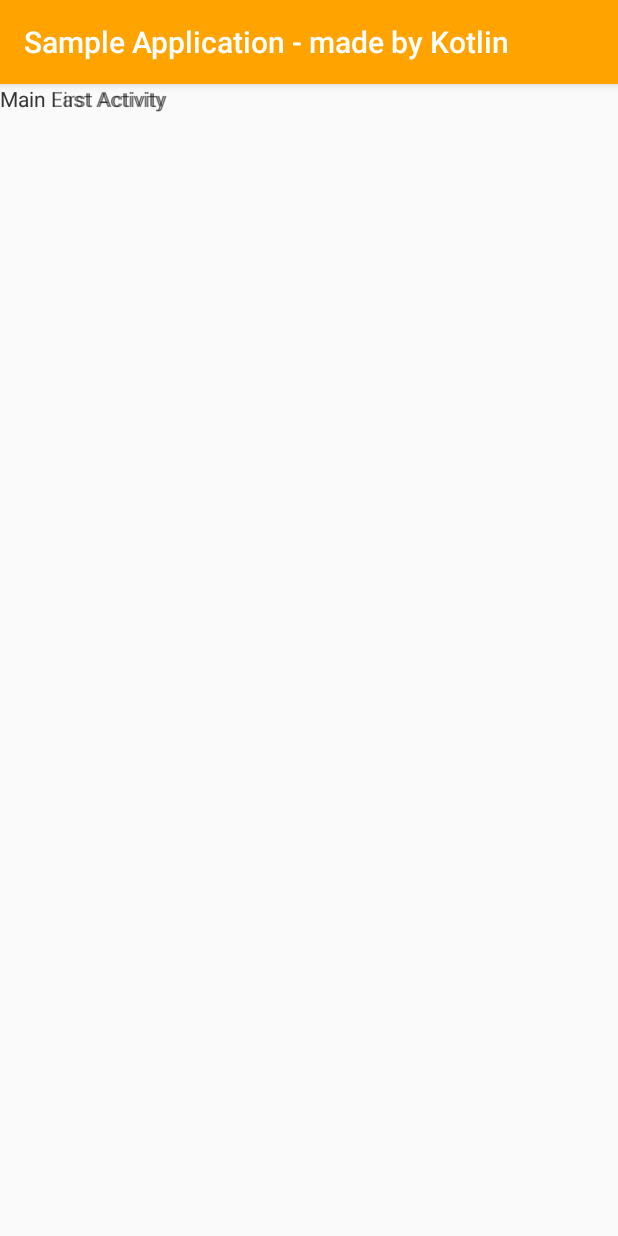
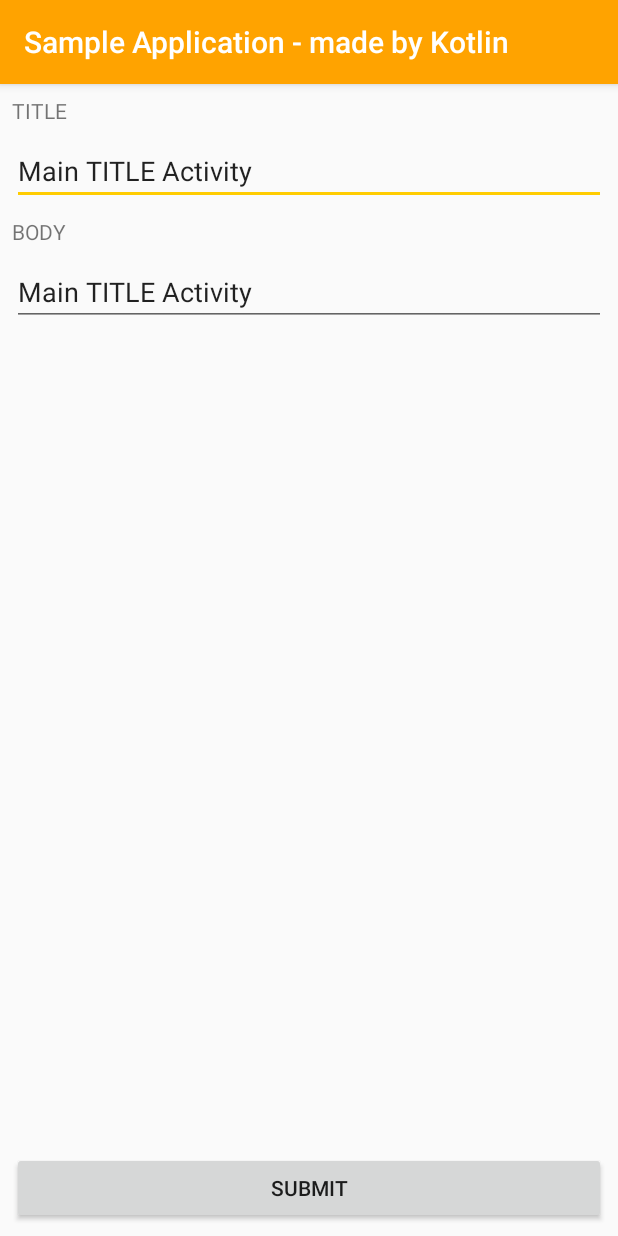
Before and after one commit to TakahiroTsuchiya/KotlinSample, an Android app: the screen it shows after launch (DetailActivity), on a phone screen of 412 x 824 dp. Run offline under Robolectric (Android 15) with nearby library versions, the phone set to English and light mode, and no system bars; our stand-ins replace data binding; libraries missing offline, so code that uses them is left out: ; 1 statement that could not run was skipped.

Commit message:
✨  :sparkles: add DataBinding sample
2Way Binding

```diff
--- a/app/src/main/java/com/sample/sampleapplication_madebykotlin/activity/DetailActivity.kt
+++ b/app/src/main/java/com/sample/sampleapplication_madebykotlin/activity/DetailActivity.kt
@@ -6,7 +6,7 @@ import android.support.v7.app.AppCompatActivity
 import android.util.Log
 import com.sample.sampleapplication_madebykotlin.R
 import com.sample.sampleapplication_madebykotlin.databinding.ActivityDetailBinding
-import com.sample.sampleapplication_madebykotlin.model.User
+import com.sample.sampleapplication_madebykotlin.model.InputDetail
 
 class DetailActivity: AppCompatActivity() {
 
@@ -16,17 +16,17 @@ class DetailActivity: AppCompatActivity() {
         super.onCreate(savedInstanceState)
         setContentView(R.layout.activity_detail)
 
-        var firstName = "dummy first name"
-        var lastName = "dummy lastName name"
+        var title = "dummy first name"
+        var body = "dummy body name"
         if (intent != null) {
-            Log.d(TAG, "intent > firstName : " + intent.extras.getString("firstName"))
-            Log.d(TAG, "intent > lastName : " + intent.extras.getString("lastName"))
-            firstName = intent.extras.getString("firstName")
-            lastName = intent.extras.getString("lastName")
+            Log.d(TAG, "intent > title : " + intent.extras.getString("title"))
+            Log.d(TAG, "intent > body : " + intent.extras.getString("body"))
+            title = intent.extras.getString("title")
+            body = intent.extras.getString("body")
         }
-        val user = User(firstName, lastName)
+        val detail = InputDetail(title, body)
         // set DataBinding
         val binding = DataBindingUtil.setContentView<ActivityDetailBinding>(this, R.layout.activity_detail)
-        binding.user = user
+        binding.detail = detail
     }
 }
--- a/app/src/main/java/com/sample/sampleapplication_madebykotlin/activity/MainActivity.kt
+++ b/app/src/main/java/com/sample/sampleapplication_madebykotlin/activity/MainActivity.kt
@@ -18,8 +18,8 @@ class MainActivity : AppCompatActivity() {
         super.onCreate(savedInstanceState)
 
         val newIntent = Intent(this, DetailActivity::class.java)
-        newIntent.putExtra("firstName", "Main First Activity")
-        newIntent.putExtra("lastName", "Main Last Activity")
+        newIntent.putExtra("title", "Main TITLE Activity")
+        newIntent.putExtra("body", "Main BODY Activity")
         startActivity(newIntent)
 
         // TODO: [check] Google Play 開発者サービスのチェック
--- /dev/null
+++ b/app/src/main/java/com/sample/sampleapplication_madebykotlin/model/InputDetail.kt
@@ -0,0 +1,39 @@
+package com.sample.sampleapplication_madebykotlin.model
+
+import android.databinding.BaseObservable
+import android.databinding.Bindable
+import android.text.TextUtils
+import android.util.Log
+import com.android.databinding.library.baseAdapters.BR
+
+class InputDetail(title: String, body: String): BaseObservable() {
+
+    @Bindable
+    var title = title
+        set(value) {
+            field = value
+            Log.d("InputDetail", " title changed")
+            notifyPropertyChanged(BR.submitConditon)
+        }
+
+    @Bindable
+    var body = title
+        set(value) {
+            field = value
+            Log.d("InputDetail", " body changed")
+            notifyPropertyChanged(BR.submitConditon)
+        }
+
+    @get:Bindable
+    var isSubmitConditon:Boolean = false
+//        set(value) {
+//            val isCondition = (!TextUtils.isEmpty(title) && !TextUtils.isEmpty(body))
+//            Log.d("InputDetail", "CONDITION : $isCondition")
+//            field = isCondition
+//        }
+        get() {
+            val isCondition = (!TextUtils.isEmpty(title) && !TextUtils.isEmpty(body))
+            Log.d("InputDetail", "CONDITION : $isCondition")
+            return isCondition
+        }
+}
--- a/app/src/main/java/com/sample/sampleapplication_madebykotlin/model/User.kt
+++ /dev/null
@@ -1,3 +0,0 @@
-package com.sample.sampleapplication_madebykotlin.model
-
-class User(val firstName: String, val lastName: String)
--- a/app/src/main/res/layout/activity_detail.xml
+++ b/app/src/main/res/layout/activity_detail.xml
@@ -1,16 +1,79 @@
 <?xml version="1.0" encoding="utf-8"?>
-<layout xmlns:android="http://schemas.android.com/apk/res/android">
+<layout xmlns:app="http://schemas.android.com/apk/res-auto"
+    xmlns:tools="http://schemas.android.com/tools"
+    xmlns:android="http://schemas.android.com/apk/res/android">
     <data>
-        <variable name="user" type="com.sample.sampleapplication_madebykotlin.model.User" />
+        <import type="android.view.View" />
+        <variable name="detail" type="com.sample.sampleapplication_madebykotlin.model.InputDetail" />
     </data>
     <android.support.constraint.ConstraintLayout android:layout_width="match_parent" android:layout_height="match_parent">
+
         <TextView
-            android:layout_width="wrap_content"
+            android:id="@+id/detail_title_text"
+            android:layout_width="match_parent"
             android:layout_height="wrap_content"
-            android:text="@{user.firstName}"/>
+            android:layout_marginEnd="8dp"
+            android:layout_marginStart="8dp"
+            android:layout_marginTop="8dp"
+            android:text="@string/ui_detail_title_text"
+            app:layout_constraintTop_toTopOf="parent" />
+
+        <EditText
+            android:id="@+id/detail_title_edit"
+            android:layout_width="match_parent"
+            android:layout_height="wrap_content"
+            android:layout_marginEnd="8dp"
+            android:layout_marginStart="8dp"
+            android:layout_marginTop="8dp"
+            android:hint="@string/ui_detail_title_hint"
+            android:inputType="text"
+            android:text="@={detail.title}"
+            app:layout_constraintEnd_toEndOf="parent"
+            app:layout_constraintStart_toStartOf="parent"
+            app:layout_constraintTop_toBottomOf="@id/detail_title_text" />
+
         <TextView
-            android:layout_width="wrap_content"
+            android:id="@+id/detail_body_text"
+            android:layout_width="match_parent"
             android:layout_height="wrap_content"
-            android:text="@{user.lastName}"/>
+            android:layout_marginEnd="8dp"
+            android:layout_marginStart="8dp"
+            android:layout_marginTop="8dp"
+            android:text="@string/ui_detail_body_text"
+            app:layout_constraintEnd_toEndOf="parent"
+            app:layout_constraintStart_toStartOf="parent"
+            app:layout_constraintTop_toBottomOf="@+id/detail_title_edit" />
+
+        <EditText
+            android:id="@+id/detail_body_edit"
+            android:layout_width="match_parent"
+            android:layout_height="wrap_content"
+            android:layout_marginEnd="8dp"
+            android:layout_marginLeft="8dp"
+            android:layout_marginRight="8dp"
+            android:layout_marginStart="8dp"
+            android:layout_marginTop="8dp"
+            android:hint="@string/ui_detail_body_hint"
+            android:inputType="textShortMessage"
+            android:text="@={detail.body}"
+            app:layout_constraintEnd_toEndOf="parent"
+            app:layout_constraintStart_toStartOf="parent"
+            app:layout_constraintTop_toBottomOf="@+id/detail_body_text" />
+
+        <Button
+            android:id="@+id/detail_submit_button"
+            android:layout_width="0dp"
+            android:layout_height="wrap_content"
+            android:layout_marginBottom="8dp"
+            android:layout_marginEnd="8dp"
+            android:layout_marginLeft="8dp"
+            android:layout_marginRight="8dp"
+            android:layout_marginStart="8dp"
+            android:text="@string/ui_detail_button_submit"
+            android:enabled="@{detail.submitConditon}"
+            app:layout_constraintBottom_toBottomOf="parent"
+            app:layout_constraintEnd_toEndOf="parent"
+            app:layout_constraintStart_toStartOf="parent" />
+
     </android.support.constraint.ConstraintLayout>
 </layout>
--- a/app/src/main/res/values/strings.xml
+++ b/app/src/main/res/values/strings.xml
@@ -3,4 +3,10 @@
     <string name="action_settings">Settings</string>
 
     <string name="default_notification_channel_id" translatable="false">fcm_default_channel</string>
+
+    <string name="ui_detail_title_text">TITLE</string>
+    <string name="ui_detail_body_text">BODY</string>
+    <string name="ui_detail_button_submit">Submit</string>
+    <string name="ui_detail_body_hint">Notification Messages</string>
+    <string name="ui_detail_title_hint">Notification Title Here input</string>
 </resources>
```
